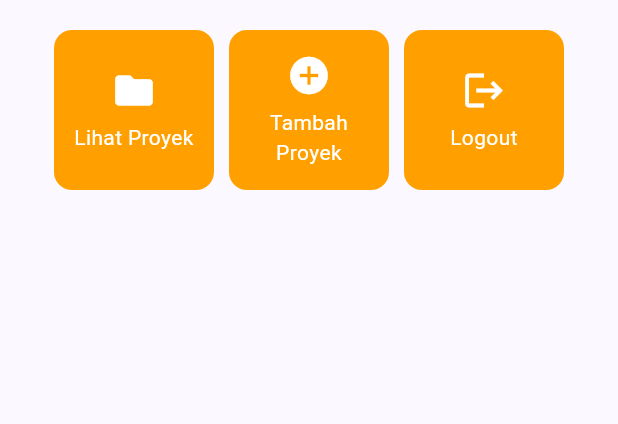
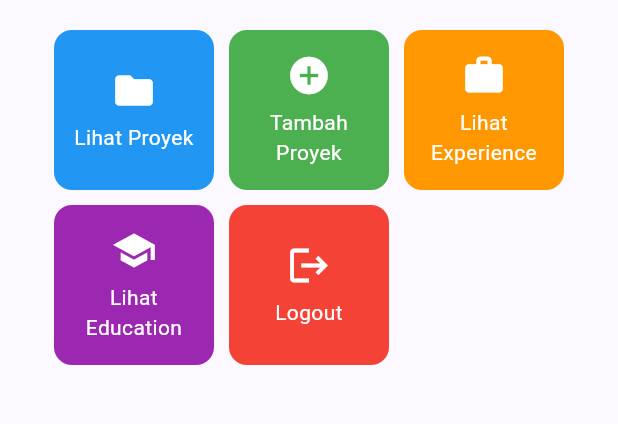
Before and after one commit to syakhrnss/myportofolio_mobile, a Flutter app: the screen it shows after launch, on a phone screen of 412 x 824 dp, the part 387-811 px from its top. Run offline on Flutter 3.47's test engine with Material 3 defaults, Android fonts, the phone set to English and light mode, and no system bars.

Commit message:
feat: add Experience and Education menu items

```diff
--- a/lib/menu.dart
+++ b/lib/menu.dart
@@ -19,6 +19,8 @@ class MyHomePage extends StatelessWidget {
   final List<ItemHomepage> items = [
     ItemHomepage("Lihat Proyek", Icons.folder, Colors.blue),
     ItemHomepage("Tambah Proyek", Icons.add_circle, Colors.green),
+    ItemHomepage("Lihat Experience", Icons.work, Colors.orange),
+    ItemHomepage("Lihat Education", Icons.school, Colors.purple),
     ItemHomepage("Logout", Icons.logout, Colors.red),
   ];
 
@@ -141,10 +143,11 @@ class ItemCard extends StatelessWidget {
   @override
   Widget build(BuildContext context) {
     return Material(
-      // Menggunakan warna sekunder dari skema tema aplikasi.
-      color: Theme.of(context).colorScheme.secondary,
+      // Menggunakan warna latar yang didefinisikan pada model ItemHomepage.
+      color: item.color,
       borderRadius: BorderRadius.circular(12),
       child: InkWell(
+        borderRadius: BorderRadius.circular(12),
         // Aksi ketika kartu ditekan oleh pengguna.
         onTap: () {
           // Menampilkan SnackBar dengan pesan interaktif.
```
